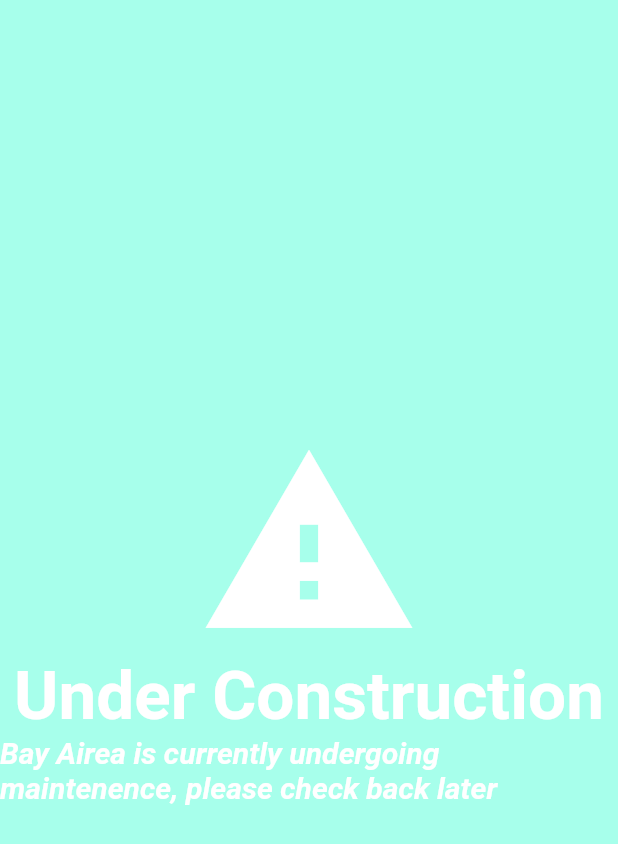
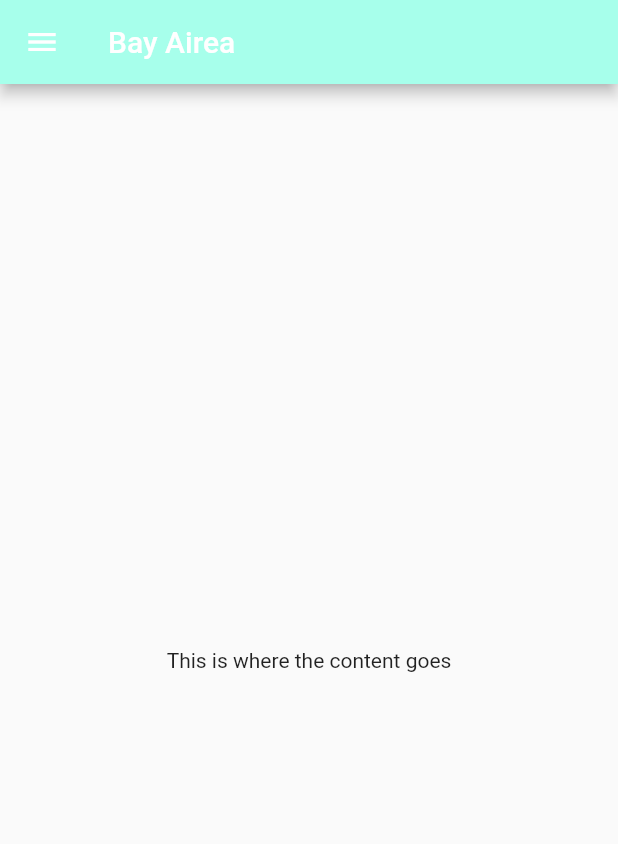
Before and after one commit to PradyMagal/BayAirea, a Flutter app: the screen it shows after launch, on a phone screen of 412 x 824 dp. Shown: the top 844 px of the screen. Run offline on Flutter 3.47's test engine with Material 2 defaults, Android fonts, the phone set to English and light mode, and no system bars.

Commit message:
Basic Home Page
Ok, so I've set up a basic home page with a side menu, this is roughly what the app will look like

```diff
--- /dev/null
+++ b/lib/home.dart
@@ -0,0 +1,38 @@
+import 'package:flutter/material.dart';
+import 'tab_manager.dart';
+
+
+class HomePage extends StatefulWidget {
+  @override
+  _HomePageState createState() => new _HomePageState();
+}
+class _HomePageState extends State<HomePage> {
+  @override
+  Widget build(BuildContext context) {
+    return new Scaffold(
+      appBar: new AppBar(title: Text("Bay Airea"), backgroundColor: Colors.tealAccent[100],),
+      drawer: new Drawer(
+        child: new ListView(
+          children: <Widget>[
+            new ListTile(
+              title: new Text("My Locations" ,style: new TextStyle(fontSize: 25),),
+              //onTap: (){print("Back clicked");},
+            ),
+            new ListTile(
+              title: new Text("Location 1" ,style: new TextStyle(fontSize: 15),),
+              //onTap: (){print("Back clicked");},
+            ),
+            new ListTile(
+              title: new Text("Settings" ,style: new TextStyle(fontSize: 15),),
+              trailing: new Icon(Icons.settings),
+              //onTap: (){print("Back clicked");},
+            )
+          ],
+        )
+      ),
+      body: new Center(
+        child: new Text("This is where the content goes"),
+      ),
+    );
+  }
+}
--- a/lib/landing_page.dart
+++ b/lib/landing_page.dart
@@ -1,4 +1,5 @@
 import 'package:flutter/material.dart';
+//import 'package:location/location.dart'; //We will implement location later, we will se how the project goes
 
 class LandingPage extends StatelessWidget{
   @override
@@ -10,6 +11,7 @@ class LandingPage extends StatelessWidget{
         print("Tappity-Tap!");
       },
       child: new Column(
+
           mainAxisAlignment: MainAxisAlignment.center,
           children: <Widget>[
             new Icon(Icons.warning, color: Colors.white,size: 150,),
--- a/pubspec.yaml
+++ b/pubspec.yaml
@@ -19,6 +19,7 @@ dependencies:
   # The following adds the Cupertino Icons font to your application.
   # Use with the CupertinoIcons class for iOS style icons.
   cupertino_icons: ^0.1.2
+  location: ^1.3.4
 
 dev_dependencies:
   flutter_test:
```
Also changed, not shown: lib/main.dart (+5 -6 lines), lib/tab_manager.dart (added, +12 -0 lines), 7 other files.
